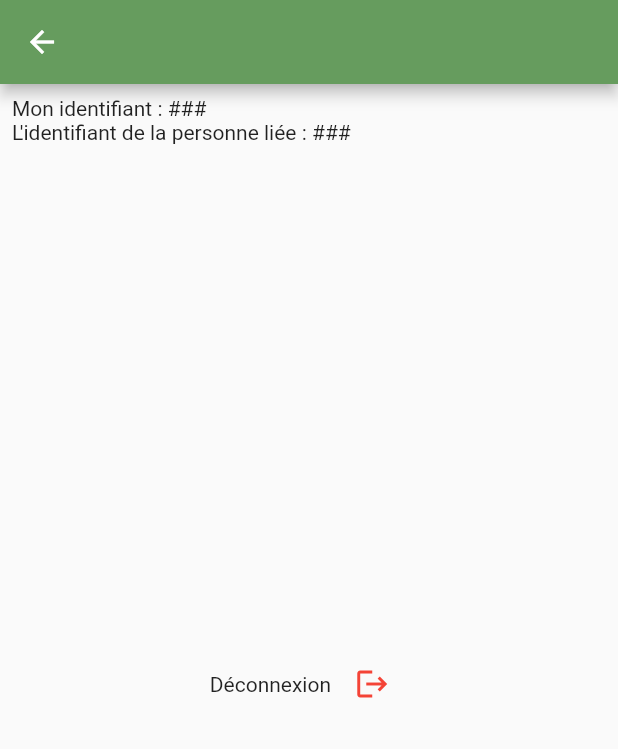
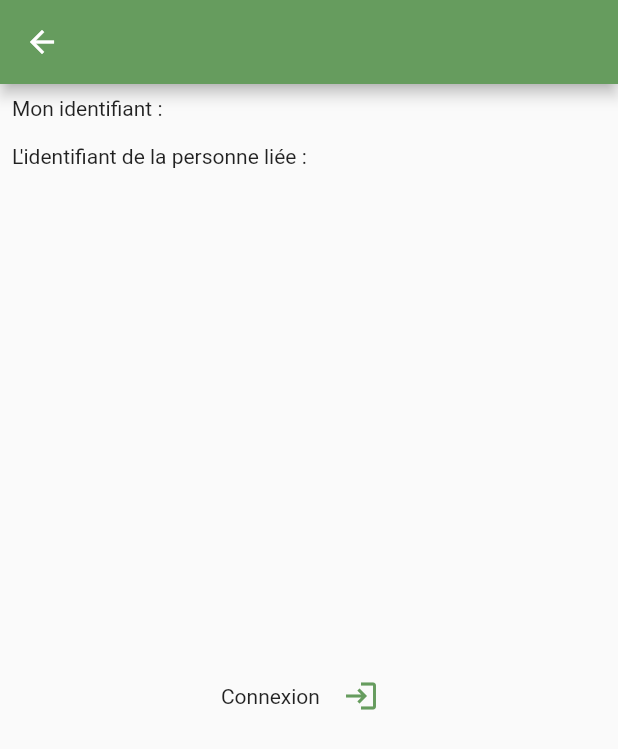
Before and after one commit to CedricBardaine/hearts_sender, a Flutter app: the screen it shows after launch, after a tap on the "settings" icon, on a phone screen of 412 x 824 dp. Shown: the top 749 px of the screen. Run offline on Flutter 3.47's test engine with Material 2 defaults, Android fonts, the phone set to English and light mode, and no system bars; our stand-ins replace firebase_auth, firebase_core, google_sign_in; accounts and stored records are empty.

Commit message:
conditional rendering upon connection

```diff
--- a/lib/pages/home.dart
+++ b/lib/pages/home.dart
@@ -1,14 +1,37 @@
+import 'package:firebase_auth/firebase_auth.dart';
 import 'package:flutter/material.dart';
 import 'package:hearts_sender/colors.dart';
 import 'package:hearts_sender/pages/settings.dart';
 
-class Home extends StatelessWidget {
+class Home extends StatefulWidget {
+  @override
+  _HomeState createState() => _HomeState();
+}
+
+class _HomeState extends State<Home> {
+  late bool _connected = false;
+
+  @override
+  void initState() {
+    super.initState();
+
+    FirebaseAuth.instance.authStateChanges().listen((user) {
+      setState(() {
+        if (user == null)
+          _connected = false;
+        else
+          _connected = true;
+      });
+    });
+  }
+
   @override
   Widget build(BuildContext context) {
     return Scaffold(
       body: Padding(
         padding: EdgeInsets.all(8.0),
-        child: Column(
+        child: _connected
+            ? Column(
                 mainAxisAlignment: MainAxisAlignment.center,
                 children: [
                   // Container(height: 32.0),
@@ -20,7 +43,8 @@
                           print("ouille");
                         },
                         style: ButtonStyle(
-                    backgroundColor: MaterialStateProperty.resolveWith<Color>(
+                          backgroundColor:
+                              MaterialStateProperty.resolveWith<Color>(
                             (Set<MaterialState> states) {
                               if (states.contains(MaterialState.pressed))
                                 // return Theme.of(context).colorScheme.secondary; // this way uses the defined property of ThemData of the MaterialApp()
@@ -57,7 +81,8 @@
                   ),
                   // TODO: add ❤ chart
                 ],
-        ),
+              )
+            : Center(child: Text("Connectez vous avant tout 😁")),
       ),
       floatingActionButton: FloatingActionButton(
         onPressed: () {
--- a/lib/pages/settings.dart
+++ b/lib/pages/settings.dart
@@ -1,8 +1,8 @@
 import 'package:firebase_auth/firebase_auth.dart';
 import 'package:flutter/material.dart';
-
 import 'package:google_sign_in/google_sign_in.dart';
 import 'package:hearts_sender/colors.dart';
+import 'package:flutter/services.dart';
 
 class Settings extends StatefulWidget {
   @override
@@ -11,6 +11,7 @@
 
 class _SettingsState extends State<Settings> {
   bool _connected = false;
+  String _userId = "";
 
   @override
   void initState() {
@@ -46,8 +47,26 @@
                   mainAxisAlignment: MainAxisAlignment.start,
                   crossAxisAlignment: CrossAxisAlignment.start,
                   children: [
-                    Text("Mon identifiant : " + "###"),
-                    Text("L'identifiant de la personne liée : " + "###"),
+                    GestureDetector(
+                      onTap: () {
+                        // Copy id to clipboard
+                        Clipboard.setData(ClipboardData(text: _userId));
+
+                        // And show notification
+                        ScaffoldMessenger.of(context).showSnackBar(SnackBar(
+                          content: const Text("Identifiant copié.",
+                              style: TextStyle(
+                                  color: Color(CustomColors.TERTIARY))),
+                          duration: const Duration(seconds: 3),
+                          backgroundColor: Color(CustomColors.SECONDARY),
+                        ));
+                      },
+                      child: Text("Mon identifiant : " + _userId),
+                    ),
+                    Container(
+                      height: 16.0,
+                    ),
+                    Text("L'identifiant de la personne liée : " + ""),
                   ],
                 ),
               ],
```
Lines whose indentation alone changed are shown as unchanged.
